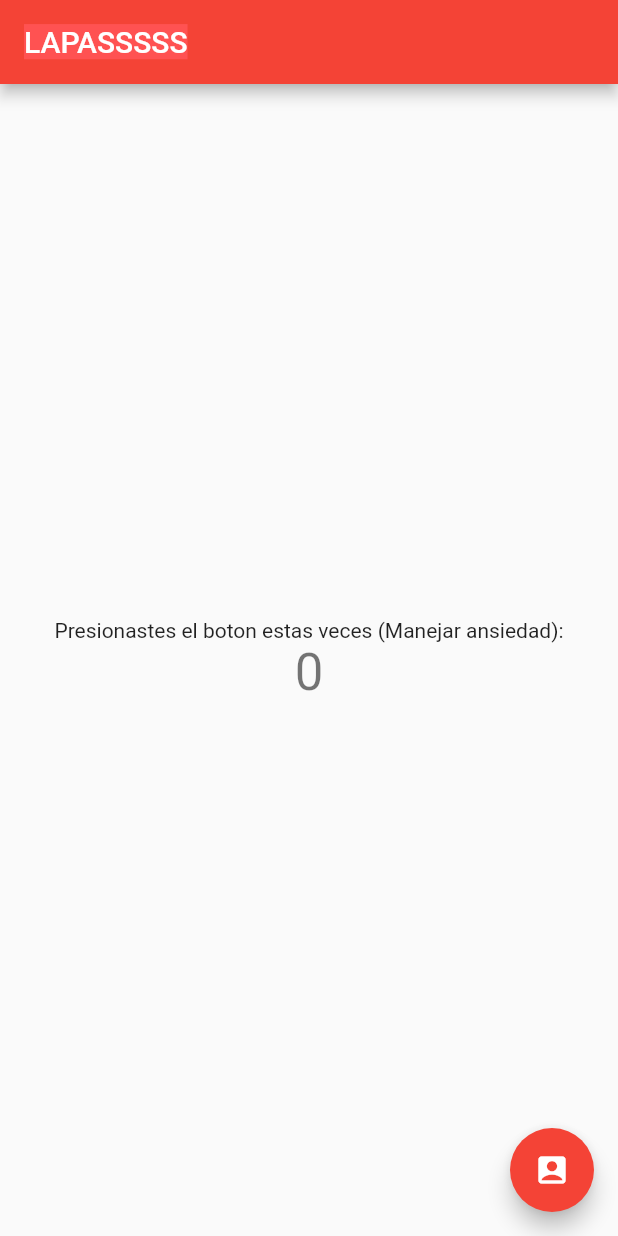
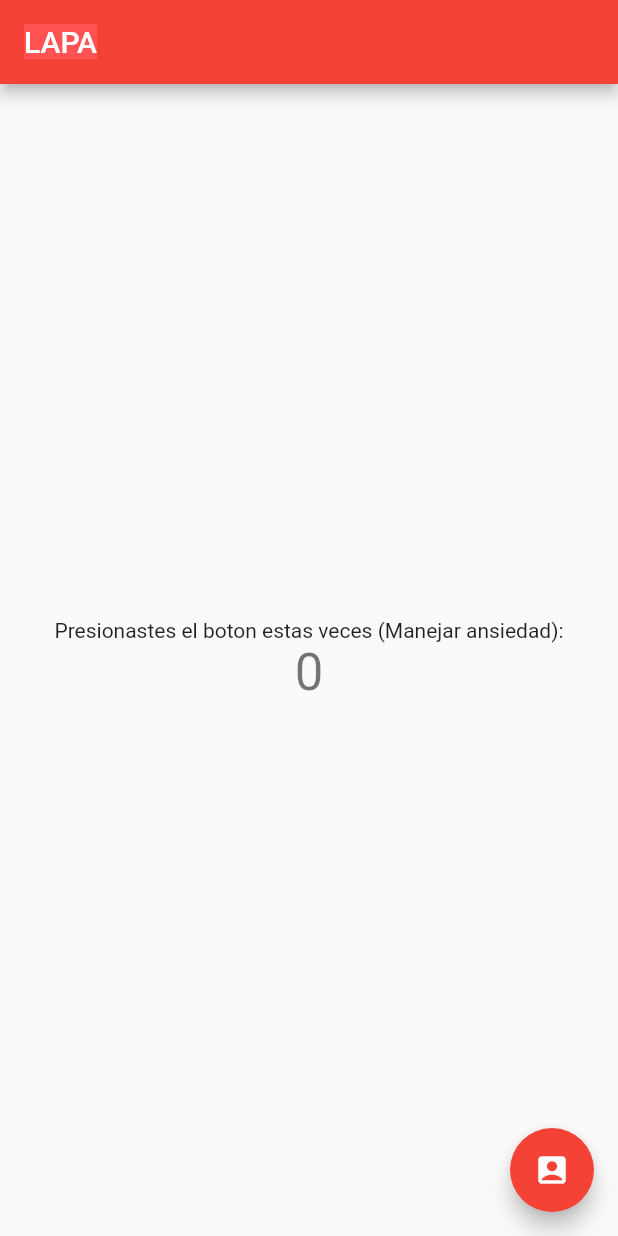
Before and after one commit to gjr17/contador, a Flutter app: the screen it shows after launch, on a phone screen of 412 x 824 dp. Run offline on Flutter 3.47's test engine with Material 2 defaults, Android fonts, the phone set to English and light mode, and no system bars.

Commit message:
Se modifico el nombre de la appBar

```diff
--- a/lib/main.dart
+++ b/lib/main.dart
@@ -24,7 +24,7 @@ class MyApp extends StatelessWidget {
           // Notice that the counter didn't reset back to zero; the application
           // is not restarted.
           primarySwatch: Colors.red),
-      home: const MyHomePage(title: 'LAPASSSSS'),
+      home: const MyHomePage(title: 'LAPA'),
     );
   }
 }
```
